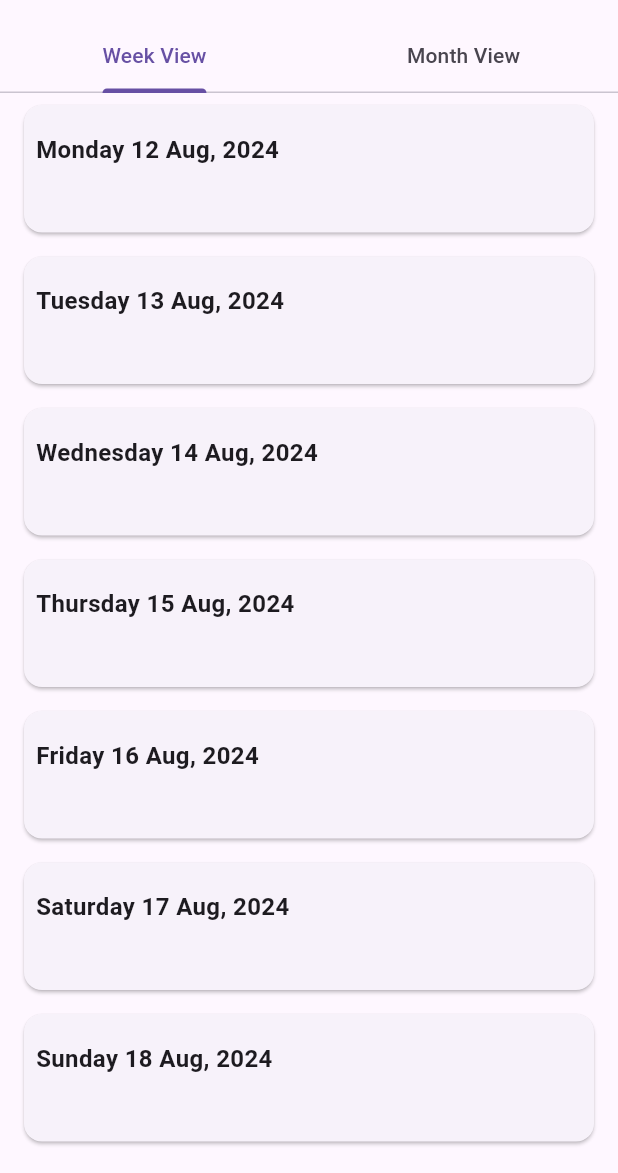
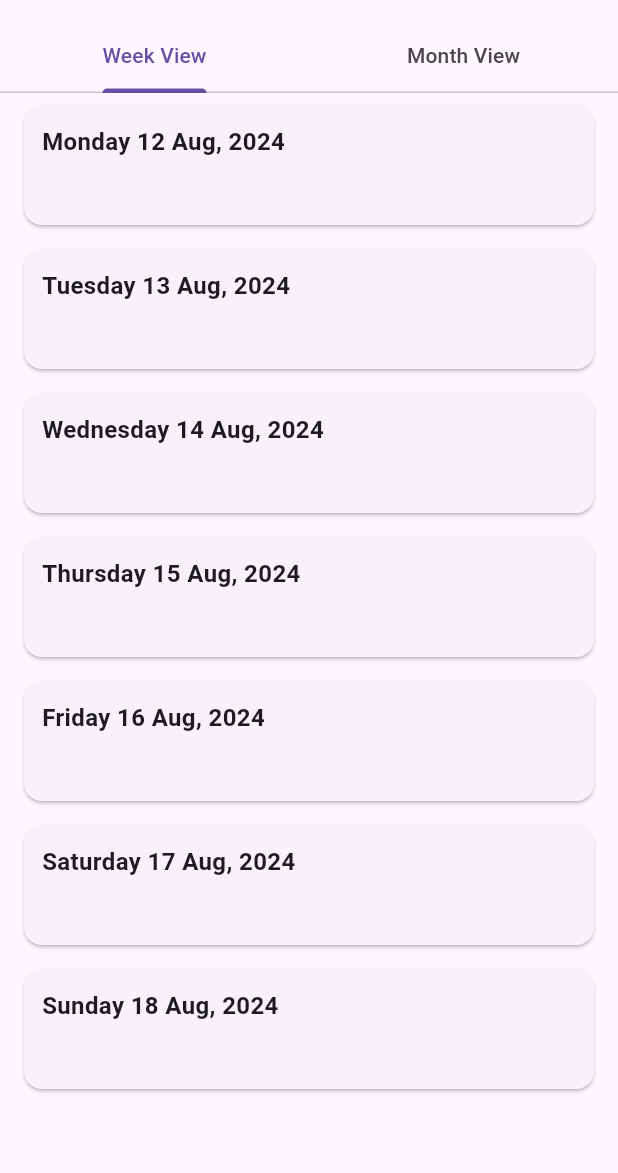
Before and after one commit to scy02718/smart_diary, a Flutter app: the screen it shows after launch, on a phone screen of 412 x 824 dp, the part 63-1236 px from its top. Run offline on Flutter 3.47's test engine with Material 3 defaults, Android fonts, the phone set to English and light mode, and no system bars; our stand-ins replace flutter_dotenv, google_generative_ai.

Commit message:
Update diary_entry_tile.dart
Changed the frontend margins

```diff
--- a/mobile/lib/widgets/diary_entry_tile.dart
+++ b/mobile/lib/widgets/diary_entry_tile.dart
@@ -19,7 +19,7 @@ class DiaryEntryTile extends StatelessWidget {
       child: Card(
         margin: const EdgeInsets.symmetric(vertical: 8, horizontal: 16),
         child: Padding(
-          padding: const EdgeInsets.all(8.0),
+          padding: const EdgeInsets.symmetric(vertical: 8, horizontal: 12),
           child: Column(
             crossAxisAlignment: CrossAxisAlignment.start,
             children: [
@@ -58,7 +58,7 @@ class DiaryEntryTile extends StatelessWidget {
                   ),
                 ],
               ),
-              const SizedBox(height: 10),
+              const SizedBox(height: 5),
               Text(
                 _getFormattedDate(entry.date),
                 style: const TextStyle(fontWeight: FontWeight.bold, fontSize: 16),
```
